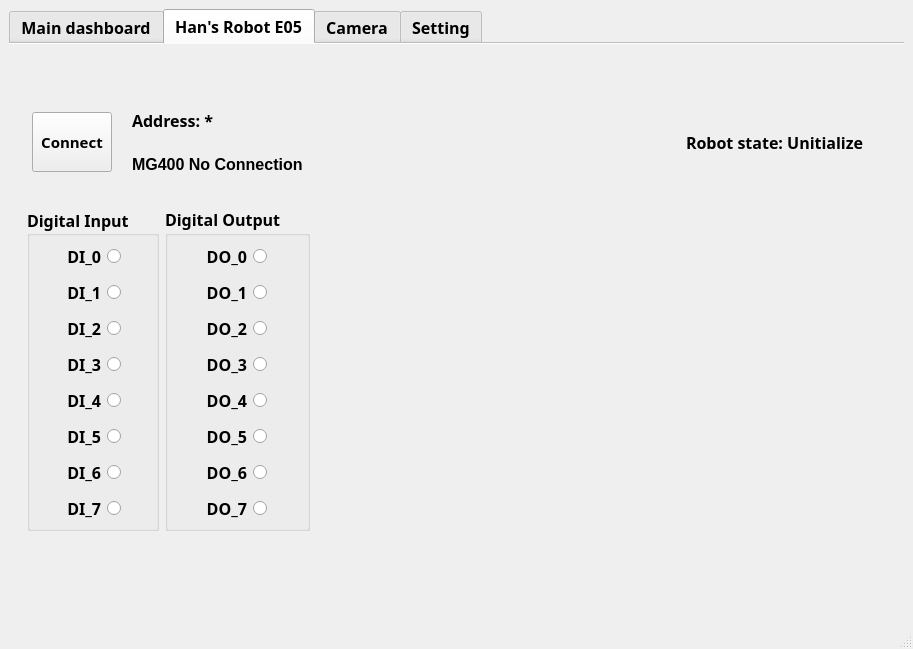
Before: the Qt Designer form E05-PnP/mainwindow.ui in vie-dgb/E05-Pick-and-Place, drawn with Qt 5.
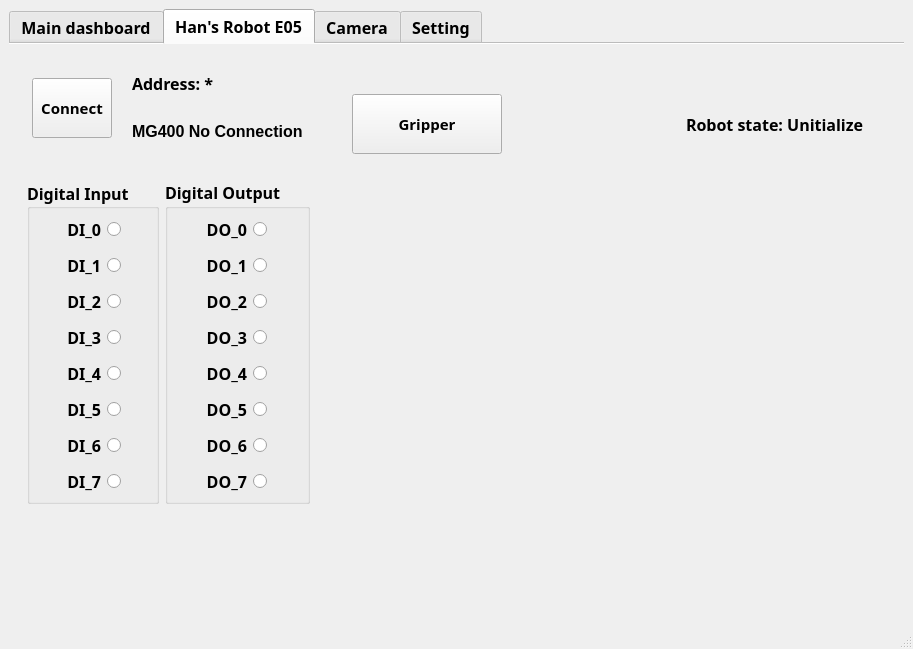
After: the same form once the commit is applied. Icons and pictures are not drawn.

Commit message: add dh_gripper

```diff
--- a/E05-PnP/mainwindow.ui
+++ b/E05-PnP/mainwindow.ui
@@ -80,10 +80,7 @@
         <item>
          <widget class="QWidget" name="widget" native="true">
           <layout class="QGridLayout" name="gridLayout">
-           <property name="topMargin">
-            <number>50</number>
-           </property>
-           <item row="1" column="2">
+           <item row="0" column="1">
             <spacer name="horizontalSpacer_2">
              <property name="orientation">
               <enum>Qt::Horizontal</enum>
@@ -96,20 +93,7 @@
              </property>
             </spacer>
            </item>
-           <item row="3" column="0">
-            <spacer name="verticalSpacer">
-             <property name="orientation">
-              <enum>Qt::Vertical</enum>
-             </property>
-             <property name="sizeHint" stdset="0">
-              <size>
-               <width>20</width>
-               <height>40</height>
-              </size>
-             </property>
-            </spacer>
-           </item>
-           <item row="1" column="3">
+           <item row="2" column="2">
             <widget class="QLabel" name="label_robot_MachineState">
              <property name="sizePolicy">
               <sizepolicy hsizetype="MinimumExpanding" vsizetype="Preferred">
@@ -142,7 +126,133 @@
              </property>
             </widget>
            </item>
-           <item row="2" column="0">
+           <item row="4" column="0">
+            <spacer name="verticalSpacer">
+             <property name="orientation">
+              <enum>Qt::Vertical</enum>
+             </property>
+             <property name="sizeHint" stdset="0">
+              <size>
+               <width>20</width>
+               <height>40</height>
+              </size>
+             </property>
+            </spacer>
+           </item>
+           <item row="0" column="0" rowspan="3">
+            <layout class="QHBoxLayout" name="horizontalLayout_3">
+             <property name="spacing">
+              <number>20</number>
+             </property>
+             <property name="leftMargin">
+              <number>5</number>
+             </property>
+             <property name="topMargin">
+              <number>5</number>
+             </property>
+             <property name="rightMargin">
+              <number>5</number>
+             </property>
+             <property name="bottomMargin">
+              <number>5</number>
+             </property>
+             <item>
+              <widget class="QPushButton" name="btn_robot_Connect">
+               <property name="minimumSize">
+                <size>
+                 <width>80</width>
+                 <height>60</height>
+                </size>
+               </property>
+               <property name="maximumSize">
+                <size>
+                 <width>150</width>
+                 <height>60</height>
+                </size>
+               </property>
+               <property name="font">
+                <font>
+                 <family>Segoe UI Variable Text Semibold</family>
+                 <pointsize>11</pointsize>
+                 <bold>true</bold>
+                </font>
+               </property>
+               <property name="text">
+                <string>Connect</string>
+               </property>
+              </widget>
+             </item>
+             <item>
+              <layout class="QVBoxLayout" name="verticalLayout">
+               <item>
+                <widget class="QLabel" name="label_robot_IP">
+                 <property name="sizePolicy">
+                  <sizepolicy hsizetype="Preferred" vsizetype="Preferred">
+                   <horstretch>0</horstretch>
+                   <verstretch>0</verstretch>
+                  </sizepolicy>
+                 </property>
+                 <property name="minimumSize">
+                  <size>
+                   <width>150</width>
+                   <height>24</height>
+                  </size>
+                 </property>
+                 <property name="maximumSize">
+                  <size>
+                   <width>200</width>
+                   <height>24</height>
+                  </size>
+                 </property>
+                 <property name="font">
+                  <font>
+                   <family>Segoe UI Variable Text Semibold</family>
+                   <pointsize>12</pointsize>
+                   <bold>true</bold>
+                  </font>
+                 </property>
+                 <property name="text">
+                  <string>Address: *</string>
+                 </property>
+                </widget>
+               </item>
+               <item>
+                <widget class="QLabel" name="label_robot_Connect">
+                 <property name="sizePolicy">
+                  <sizepolicy hsizetype="MinimumExpanding" vsizetype="Preferred">
+                   <horstretch>0</horstretch>
+                   <verstretch>0</verstretch>
+                  </sizepolicy>
+                 </property>
+                 <property name="minimumSize">
+                  <size>
+                   <width>200</width>
+                   <height>24</height>
+                  </size>
+                 </property>
+                 <property name="maximumSize">
+                  <size>
+                   <width>300</width>
+                   <height>24</height>
+                  </size>
+                 </property>
+                 <property name="font">
+                  <font>
+                   <family>Segoe UI</family>
+                   <pointsize>12</pointsize>
+                   <bold>true</bold>
+                  </font>
+                 </property>
+                 <property name="text">
+                  <string>MG400 No Connection</string>
+                 </property>
+                </widget>
+               </item>
+              </layout>
+             </item>
+            </layout>
+           </item>
+           <item row="3" column="0">
             <layout class="QHBoxLayout" name="horizontalLayout">
              <property name="topMargin">
               <number>20</number>
@@ -789,118 +899,31 @@
              </item>
             </layout>
            </item>
-           <item row="1" column="0">
-            <layout class="QHBoxLayout" name="horizontalLayout_3">
-             <property name="spacing">
-              <number>20</number>
+           <item row="2" column="1">
+            <widget class="QPushButton" name="btn_robot_gripperToggle">
+             <property name="minimumSize">
+              <size>
+               <width>80</width>
+               <height>60</height>
+              </size>
              </property>
-             <property name="leftMargin">
-              <number>5</number>
+             <property name="maximumSize">
+              <size>
+               <width>150</width>
+               <height>60</height>
+              </size>
              </property>
-             <property name="topMargin">
-              <number>5</number>
+             <property name="font">
+              <font>
+               <family>Segoe UI Variable Text Semibold</family>
+               <pointsize>11</pointsize>
+               <bold>true</bold>
+              </font>
              </property>
-             <property name="rightMargin">
-              <number>5</number>
+             <property name="text">
+              <string>Gripper</string>
              </property>
-             <property name="bottomMargin">
-              <number>5</number>
-             </property>
-             <item>
-              <widget class="QPushButton" name="btn_robot_Connect">
-               <property name="minimumSize">
-                <size>
-                 <width>80</width>
-                 <height>60</height>
-                </size>
-               </property>
-               <property name="maximumSize">
-                <size>
-                 <width>150</width>
-                 <height>60</height>
-                </size>
-               </property>
-               <property name="font">
-                <font>
-                 <family>Segoe UI Variable Text Semibold</family>
-                 <pointsize>11</pointsize>
-                 <bold>true</bold>
-                </font>
-               </property>
-               <property name="text">
-                <string>Connect</string>
-               </property>
-              </widget>
-             </item>
-             <item>
-              <layout class="QVBoxLayout" name="verticalLayout">
-               <item>
-                <widget class="QLabel" name="label_robot_IP">
-                 <property name="sizePolicy">
-                  <sizepolicy hsizetype="Preferred" vsizetype="Preferred">
-                   <horstretch>0</horstretch>
-                   <verstretch>0</verstretch>
-                  </sizepolicy>
-                 </property>
-                 <property name="minimumSize">
-                  <size>
-                   <width>150</width>
-                   <height>24</height>
-                  </size>
-                 </property>
-                 <property name="maximumSize">
-                  <size>
-                   <width>200</width>
-                   <height>24</height>
-                  </size>
-                 </property>
-                 <property name="font">
-                  <font>
-                   <family>Segoe UI Variable Text Semibold</family>
-                   <pointsize>12</pointsize>
-                   <bold>true</bold>
-                  </font>
-                 </property>
-                 <property name="text">
-                  <string>Address: *</string>
-                 </property>
-                </widget>
-               </item>
-               <item>
-                <widget class="QLabel" name="label_robot_Connect">
-                 <property name="sizePolicy">
-                  <sizepolicy hsizetype="MinimumExpanding" vsizetype="Preferred">
-                   <horstretch>0</horstretch>
-                   <verstretch>0</verstretch>
-                  </sizepolicy>
-                 </property>
-                 <property name="minimumSize">
-                  <size>
-                   <width>200</width>
-                   <height>24</height>
-                  </size>
-                 </property>
-                 <property name="maximumSize">
-                  <size>
-                   <width>300</width>
-                   <height>24</height>
-                  </size>
-                 </property>
-                 <property name="font">
-                  <font>
-                   <family>Segoe UI</family>
-                   <pointsize>12</pointsize>
-                   <bold>true</bold>
-                  </font>
-                 </property>
-                 <property name="text">
-                  <string>MG400 No Connection</string>
-                 </property>
-                </widget>
-               </item>
-              </layout>
-             </item>
-            </layout>
+            </widget>
            </item>
           </layout>
          </widget>
```
The commit also changes 5 other files.
